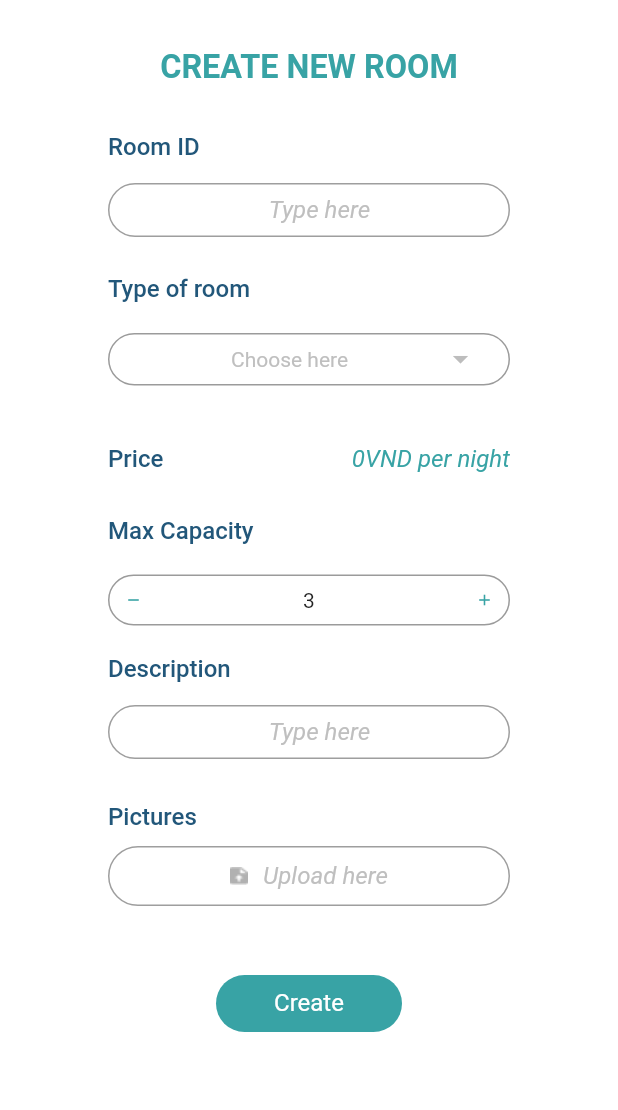
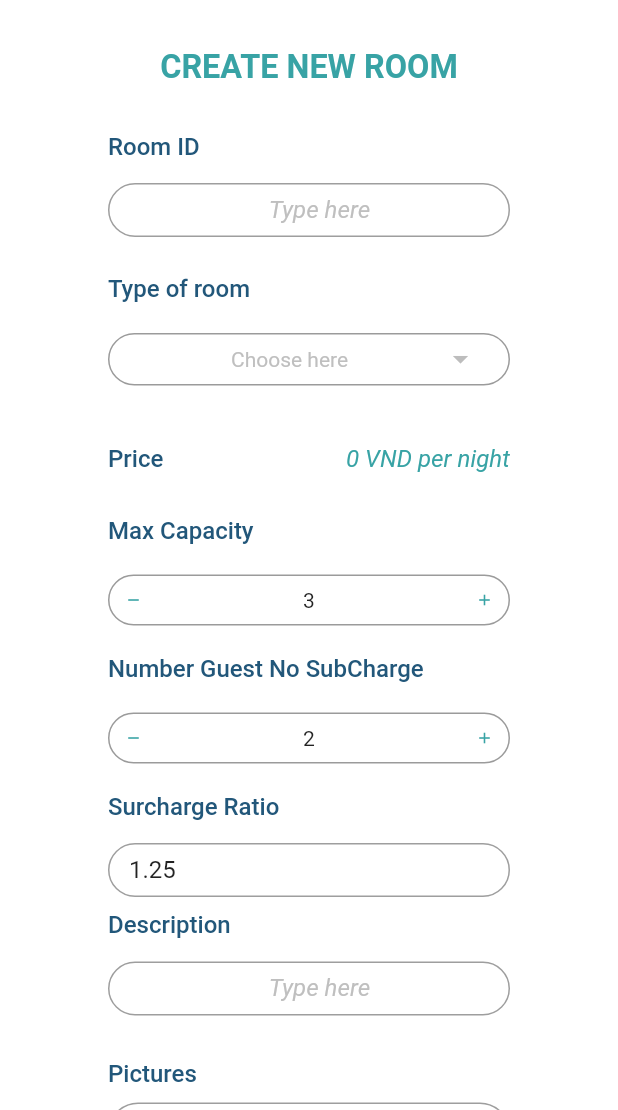
Before and after one commit to ManhHoDinh/Paradise_Hotel_Management, a Flutter app: the CreateRoomScreen screen opened by its route, on a phone screen of 412 x 824 dp, the part 126-1236 px from its top. Run offline on Flutter 3.47's test engine with Material 2 defaults, Android fonts, the phone set to English and light mode, and no system bars; drawn by our look-alikes of dropdown_button2; our stand-ins replace auto_size_text, cloud_firestore, file_picker, firebase_auth, firebase_core, firebase_storage and 11 more; missing offline and left inert: open_file_plus, syncfusion_flutter_pdf; accounts and stored records are empty; Roboto replaces fonts that are missing (Rubik).

Commit message:
merge code

```diff
--- a/lib/core/models/room_model.dart
+++ b/lib/core/models/room_model.dart
@@ -1,5 +1,3 @@
-import 'package:flutter/material.dart';
-import 'package:paradise/core/models/firebase_request.dart';
 import 'package:paradise/core/models/room_kind_model.dart';
 
 class RoomModel {
@@ -10,6 +8,8 @@ class RoomModel {
   String? Description;
   List<String> SubImages = [];
   int? maxCapacity;
+  int? NumberGuestNoSubCharge;
+  double? SubChargeRatio;
   RoomModel(
       {required this.roomID,
       required this.PrimaryImage,
@@ -17,7 +17,9 @@ class RoomModel {
       required this.State,
       required this.SubImages,
       required this.Description,
-      required this.maxCapacity});
+      required this.maxCapacity,
+      required this.NumberGuestNoSubCharge,
+      required this.SubChargeRatio});
   Map<String, dynamic> toJson() => {
         'roomID': roomID,
         'roomKindID': RoomKindID,
@@ -25,7 +27,9 @@ class RoomModel {
         'State': State,
         'SubImages': SubImages,
         'Description': Description,
-        'maxCapacity': maxCapacity.toString()
+        'maxCapacity': maxCapacity.toString(),
+        'NumberGuestNoSubCharge': NumberGuestNoSubCharge.toString(),
+        'SubChargeRatio': SubChargeRatio.toString()
       };
   static String CollectionName = 'Rooms';
 
@@ -38,19 +42,10 @@ class RoomModel {
         State: json['State'],
         SubImages: List.from(json['SubImages']),
         Description: json['Description'],
-        maxCapacity: int.parse(json['maxCapacity']));
+        maxCapacity: int.parse(json['maxCapacity']),
+        NumberGuestNoSubCharge: int.parse(json['NumberGuestNoSubCharge']),
+        SubChargeRatio: double.parse(json['SubChargeRatio']));
   }
-  // static RoomModel fromJson(Map<String, dynamic> json) {
-  //   //List<String> names = List.from(json['names']);
-  //   return RoomModel(
-  //       roomID: json['roomID'],
-  //       RoomKindID: json['roomKindID'],
-  //       PrimaryImage: json['PrimaryImage'],
-  //       State: json['State'],
-  //       SubImages: List.from(json['SubImages']),
-  //       Description: json['Description'],
-  //       maxCapacity: int.parse(json['maxCapacity']));
-  // }
 
   static List<RoomModel> AllRooms = [];
 
--- a/lib/presentations/screens/Receipts/RentalFormItem.dart
+++ b/lib/presentations/screens/Receipts/RentalFormItem.dart
@@ -67,8 +67,8 @@ class RentalFormItem extends StatelessWidget {
                     ratio = ratios.last;
 
                     return Container(
-                      margin: const EdgeInsets.symmetric(
-                          vertical: kDefaultPadding),
+                      margin:
+                          const EdgeInsets.symmetric(vertical: kDefaultPadding),
                       padding: const EdgeInsets.symmetric(
                           horizontal: kDefaultPadding),
                       width: double.infinity,
@@ -82,12 +82,9 @@ class RentalFormItem extends StatelessWidget {
                               horizontal: kDefaultPadding,
                               vertical: kMinPadding,
                             ),
-                            margin:
-                                const EdgeInsets.only(
-                                  top:  kDefaultPadding),
+                            margin: const EdgeInsets.only(top: kDefaultPadding),
                             decoration: BoxDecoration(
-                                color:
-                                    ColorPalette.primaryColor.withAlpha(50),
+                                color: ColorPalette.primaryColor.withAlpha(50),
                                 borderRadius: kDefaultBorderRadius),
                             child: Text(
                               rentalFormModel.RentalID,
@@ -212,15 +209,15 @@ class RentalFormItem extends StatelessWidget {
                                                     CrossAxisAlignment.end,
                                                 children: [
                                                   Container(
-                                                    alignment: Alignment.centerRight,
+                                                    alignment:
+                                                        Alignment.centerRight,
                                                     width: 80,
-                                                    margin: const EdgeInsets
-                                                        .only(
+                                                    margin:
+                                                        const EdgeInsets.only(
                                                       top: kDefaultPadding,
                                                     ),
                                                     child: Text(
-                                                      Price.toString() +
-                                                          ' x',
+                                                      Price.toString() + ' x',
                                                       style: TextStyles.h6
                                                           .copyWith(
                                                               color: ColorPalette
@@ -228,12 +225,13 @@ class RentalFormItem extends StatelessWidget {
                                                     ),
                                                   ),
                                                   Container(
-                                                    alignment: Alignment.centerRight,
+                                                    alignment:
+                                                        Alignment.centerRight,
                                                     width: 80,
                                                     margin: const EdgeInsets
-                                                        .only(
-                                                          top: kDefaultPadding * 1.4
-                                                    ),
+                                                            .only(
+                                                        top: kDefaultPadding *
+                                                            1.4),
                                                     child: Text(
                                                       '100000 x',
                                                       style: TextStyles.h6
@@ -245,8 +243,8 @@ class RentalFormItem extends StatelessWidget {
                                                   Container(
                                                     margin: const EdgeInsets
                                                             .only(
-                                                        top:
-                                                            kDefaultPadding * 1.4),
+                                                        top: kDefaultPadding *
+                                                            1.4),
                                                     child: Text(
                                                       ratio.toString() + ' x',
                                                       style: TextStyles.h6
@@ -258,8 +256,8 @@ class RentalFormItem extends StatelessWidget {
                                                   Container(
                                                     margin: const EdgeInsets
                                                             .only(
-                                                        top:
-                                                            kDefaultPadding * 1.4),
+                                                        top: kDefaultPadding *
+                                                            1.4),
                                                     child: Text(
                                                       '1.25 x',
                                                       style: TextStyles.h6
@@ -290,16 +288,16 @@ class RentalFormItem extends StatelessWidget {
                                     ),
                                   ),
                                   Container(
-                                    margin:
-                                        const EdgeInsets.only(top: kMinPadding * 2),
+                                    margin: const EdgeInsets.only(
+                                        top: kMinPadding * 2),
                                     child: itemsWithoutType(
                                       image: AssetHelper.icoService,
                                       counter: 1,
                                     ),
                                   ),
                                   Container(
-                                    margin:
-                                        const EdgeInsets.only(top: kMinPadding * 2),
+                                    margin: const EdgeInsets.only(
+                                        top: kMinPadding * 2),
                                     child: itemsWithType(
                                       image: AssetHelper.icoGuest,
                                       counter: countForeign(guests),
@@ -307,9 +305,9 @@ class RentalFormItem extends StatelessWidget {
                                     ),
                                   ),
                                   Container(
-                                    margin:
-                                        const EdgeInsets.symmetric(
-                                          vertical: kMinPadding * 2,),
+                                    margin: const EdgeInsets.symmetric(
+                                      vertical: kMinPadding * 2,
+                                    ),
                                     child: itemsWithType(
                                       image: AssetHelper.icoGroup,
                                       counter: countForeign(guests),
@@ -325,8 +323,7 @@ class RentalFormItem extends StatelessWidget {
                             children: [
                               Container(
                                 margin: const EdgeInsets.only(
-                                    top: kMinPadding,
-                                    bottom: kDefaultPadding),
+                                    top: kMinPadding, bottom: kDefaultPadding),
                                 child: Text(
                                   'Total Surcharge',
                                   style: TextStyles.h6.copyWith(
@@ -338,13 +335,12 @@ class RentalFormItem extends StatelessWidget {
                               Container(
                                 alignment: Alignment.centerLeft,
                                 margin: const EdgeInsets.only(
-                                    top: kMinPadding,
-                                    bottom: kDefaultPadding),
+                                    top: kMinPadding, bottom: kDefaultPadding),
                                 child: Text(
-                                  '${rentalFormModel.Total(renDays)} VND',
+                                  '${rentalFormModel.ExcessCustomerSurcharge() + rentalFormModel.GuestKindSurcharge(renDays)} VND',
                                   softWrap: true,
                                   style: TextStyles.h5.copyWith(
-                                    fontStyle: FontStyle.italic,
+                                      fontStyle: FontStyle.italic,
                                       color: ColorPalette.primaryColor),
                                 ),
                               ),
@@ -484,6 +480,7 @@ class RentalFormItem extends StatelessWidget {
       ),
     );
   }
+
   Widget itemsWithType({
     required String image,
     required int counter,
@@ -504,10 +501,7 @@ class RentalFormItem extends StatelessWidget {
             style: TextStyles.h6.copyWith(
                 fontWeight: FontWeight.bold, color: ColorPalette.blackText),
           ),
-          ImageHelper.loadFromAsset(
-            AssetHelper.icoLineVertical,
-            height: 15
-          ),
+          ImageHelper.loadFromAsset(AssetHelper.icoLineVertical, height: 15),
           Text(
             counter.toString(),
             style: TextStyles.h6.copyWith(
--- a/lib/presentations/screens/Rooms/CreateRoom_screen.dart
+++ b/lib/presentations/screens/Rooms/CreateRoom_screen.dart
@@ -10,15 +10,11 @@ import 'package:paradise/core/constants/color_palatte.dart';
 import 'package:paradise/core/constants/dimension_constants.dart';
 import 'package:paradise/core/helpers/assets_helper.dart';
 import 'package:paradise/core/helpers/text_styles.dart';
-import 'package:paradise/core/models/firebase_request.dart';
 import 'package:paradise/core/models/room_kind_model.dart';
 import 'package:paradise/core/models/room_model.dart';
 import 'package:paradise/presentations/widgets/button_default.dart';
-import 'package:paradise/presentations/widgets/check_box.dart';
 import 'package:paradise/presentations/widgets/dialog.dart';
 import 'package:paradise/presentations/widgets/inputTitleWidget.dart';
-import 'package:paradise/presentations/widgets/input_default.dart';
-import 'package:paradise/presentations/widgets/input_widget.dart';
 import 'package:paradise/presentations/widgets/upload_button.dart';
 
 import '../../widgets/counter.dart';
@@ -37,7 +33,8 @@ class _CreateRoomScreenState extends State<CreateRoomScreen> {
   String roomKindID = '';
   TextEditingController roomIdController = new TextEditingController();
   TextEditingController descriptionController = new TextEditingController();
-  TextEditingController maxCapacityController = new TextEditingController();
+  TextEditingController SurchargeRatioController = new TextEditingController();
+
   String PrimaryImageUrl = '';
   List<String> SubImageUrls = [];
   bool isLoading = false;
@@ -48,6 +45,7 @@ class _CreateRoomScreenState extends State<CreateRoomScreen> {
     // TODO: implement initState
     super.initState();
     UploadButton.ResetUploadButton();
+    SurchargeRatioController.text = '1.25';
   }
 
   @override
@@ -180,7 +178,7 @@ class _CreateRoomScreenState extends State<CreateRoomScreen> {
                                       right: kMaxPadding * 1.5,
                                     ),
                                     child: Text(
-                                      _price.toString() + "VND per night",
+                                      _price.toString() + " VND per night",
                                       style: TextStyles.h6.italic.copyWith(
                                           color: ColorPalette.primaryColor),
                                     ));
@@ -205,10 +203,35 @@ class _CreateRoomScreenState extends State<CreateRoomScreen> {
                         child: CounterView(
                           initNumber: 3,
                           minNumber: 1,
+                          type: 0,
                         ),
                         margin: const EdgeInsets.symmetric(
                             horizontal: kMaxPadding * 1.5,
                             vertical: kItemPadding * 2),
+                      ),
+                      Container(
+                        child: Text(
+                          'Number Guest No SubCharge',
+                          style: TextStyles.h6.copyWith(
+                              color: ColorPalette.darkBlueText,
+                              fontWeight: FontWeight.w500),
+                        ),
+                        margin: const EdgeInsets.only(left: kMaxPadding * 1.5),
+                      ),
+                      Container(
+                        child: CounterView(
+                          initNumber: 2,
+                          minNumber: 1,
+                          type: 1,
+                        ),
+                        margin: const EdgeInsets.symmetric(
+                            horizontal: kMaxPadding * 1.5,
+                            vertical: kItemPadding * 2),
+                      ),
+                      InputTitleWidget(
+                        Title: 'Surcharge Ratio',
+                        controller: SurchargeRatioController,
+                        hintInput: 'Type here',
                       ),
                       InputTitleWidget(
                         Title: 'Description',
@@ -248,7 +271,11 @@ class _CreateRoomScreenState extends State<CreateRoomScreen> {
                                 State: 'Available',
                                 price: _price,
                                 RoomID: roomIdController.text,
-                                maxCap: CounterView.maxCap);
+                                maxCap: CounterView.maxCap,
+                                numberNoCharge:
+                                    CounterView.numberOfGuestNoSurcharge,
+                                SurchargeRatio:
+                                    SurchargeRatioController.text.toString());
                           },
                         ),
                       ),
@@ -305,7 +332,9 @@ class _CreateRoomScreenState extends State<CreateRoomScreen> {
       required int price,
       required String State,
       required String RoomID,
-      required int maxCap}) async {
+      required int maxCap,
+      required int numberNoCharge,
+      required String SurchargeRatio}) async {
     PrimaryImageUrl = '';
     SubImageUrls.clear();
 
@@ -349,6 +378,16 @@ class _CreateRoomScreenState extends State<CreateRoomScreen> {
               error: 'Input Image',
             );
           });
+    } else if (double.tryParse(SurchargeRatio) == null) {
+      showDialog(
+          context: context,
+          builder: (context) {
+            return DialogOverlay(
+              isSuccess: false,
+              task: 'Create Room',
+              error: 'Surcharge Ratio Error',
+            );
+          });
     } else {
       setState(() {
         isLoading = true;
@@ -359,7 +398,6 @@ class _CreateRoomScreenState extends State<CreateRoomScreen> {
       await UploadImages(
           PrimaryImagePath: UploadButton.PrimaryImagePath,
           SubImagePaths: UploadButton.SubImagePath);
-      print("----------------------" + SubImageUrls.length.toString());
       RoomModel _room = await RoomModel(
           roomID: roomIdController.text,
           PrimaryImage: PrimaryImageUrl,
@@ -367,7 +405,9 @@ class _CreateRoomScreenState extends State<CreateRoomScreen> {
           State: State,
           SubImages: SubImageUrls,
           Description: descriptionController.text,
-          maxCapacity: maxCap);
+          maxCapacity: maxCap,
+          SubChargeRatio: double.parse(SurchargeRatio),
+          NumberGuestNoSubCharge: numberNoCharge);
       final json = _room.toJson();
       await docUser.set(json);
       showDialog(
@@ -384,6 +424,9 @@ class _CreateRoomScreenState extends State<CreateRoomScreen> {
       setState(() {
         roomIdController.text = '';
         descriptionController.text = '';
+        SurchargeRatioController.text = '1.25';
+        CounterView.maxCap = 3;
+        CounterView.numberOfGuestNoSurcharge = 2;
         price = 0;
         roomKindID = '';
         UploadButton.ResetUploadButton();
@@ -430,10 +473,7 @@ Future<bool> checkIfDocExists(String docId) async {
       .doc(docId)
       .get()
       .then((DocumentSnapshot documentSnapshot) {
-    print('-----before' + result.toString());
     result = documentSnapshot.exists;
-    print('set-----' + result.toString());
   });
-  print('Return' + result.toString());
   return result;
 }
--- a/lib/presentations/widgets/counter.dart
+++ b/lib/presentations/widgets/counter.dart
@@ -5,34 +5,26 @@ import 'package:paradise/core/constants/color_palatte.dart';
 class CounterView extends StatefulWidget {
   final int? initNumber;
   final Function(int)? counterCallback;
-  final Function? increaseCallback;
-  final Function? decreaseCallback;
   final int? minNumber;
+  static int numberOfGuestNoSurcharge = 2;
   static int maxCap = 3;
-  CounterView({
-    this.initNumber,
+  final int type; // 0 : max cap || else numberOfGuestNoSurcharge
+  CounterView(
+      {this.initNumber,
       this.counterCallback,
-    this.increaseCallback,
-    this.decreaseCallback,
       this.minNumber,
-  });
+      required this.type});
   @override
   _CounterViewState createState() => _CounterViewState();
 }
 
 class _CounterViewState extends State<CounterView> {
   late int _currentCount;
-  late Function _counterCallback;
-  late Function _increaseCallback;
-  late Function _decreaseCallback;
   late int _minNumber;
 
   @override
   void initState() {
     _currentCount = widget.initNumber ?? 1;
-    _counterCallback = widget.counterCallback ?? (int number) {};
-    _increaseCallback = widget.increaseCallback ?? () {};
-    _decreaseCallback = widget.decreaseCallback ?? () {};
     _minNumber = widget.minNumber ?? 0;
     CounterView.maxCap = _currentCount;
     super.initState();
@@ -59,9 +51,10 @@ class _CounterViewState extends State<CounterView> {
   void _increment() {
     setState(() {
       _currentCount++;
+      if (widget.type == 0)
         CounterView.maxCap = _currentCount;
-      _counterCallback(_currentCount);
-      _increaseCallback();
+      else
+        CounterView.numberOfGuestNoSurcharge = _currentCount;
     });
   }
 
@@ -69,9 +62,10 @@ class _CounterViewState extends State<CounterView> {
     setState(() {
       if (_currentCount > _minNumber) {
         _currentCount--;
+        if (widget.type == 0)
           CounterView.maxCap = _currentCount;
-        _counterCallback(_currentCount);
-        _decreaseCallback();
+        else
+          CounterView.numberOfGuestNoSurcharge = _currentCount;
       }
     });
   }
```
Also changed, not shown: lib/main.dart (+0 -10 lines), lib/presentations/screens/Rooms/EditRoom_screen.dart (+61 -57 lines). Lines whose indentation alone changed are shown as unchanged.
